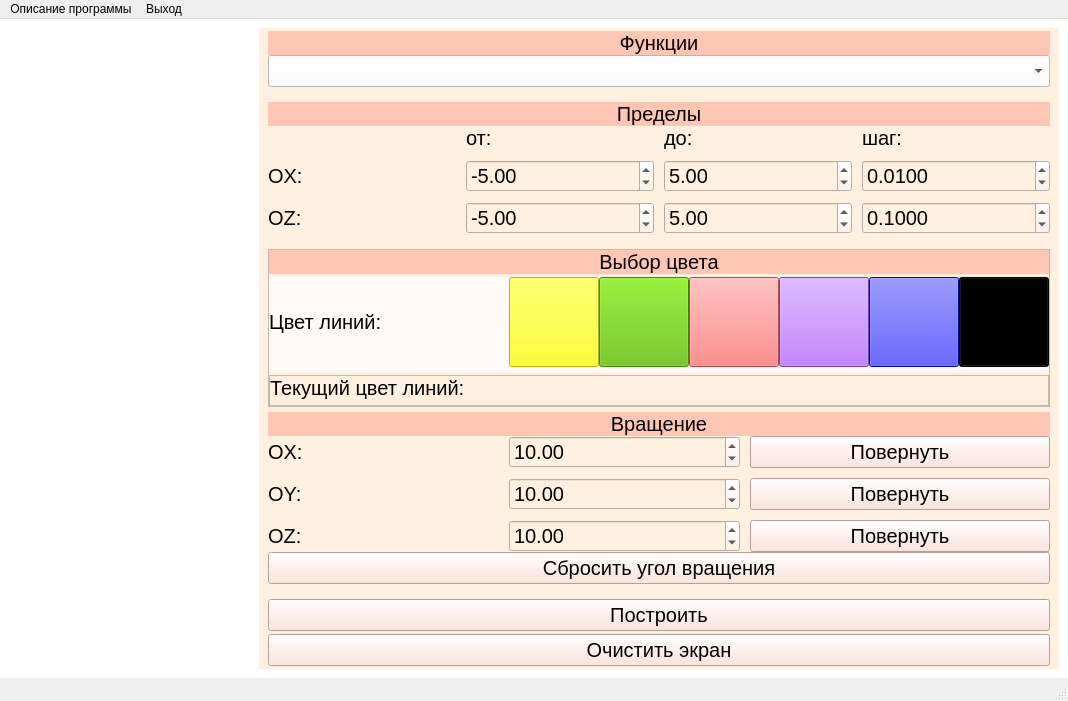
CakeForKit/CG, file lab_10/main_window.ui: the form before one commit.
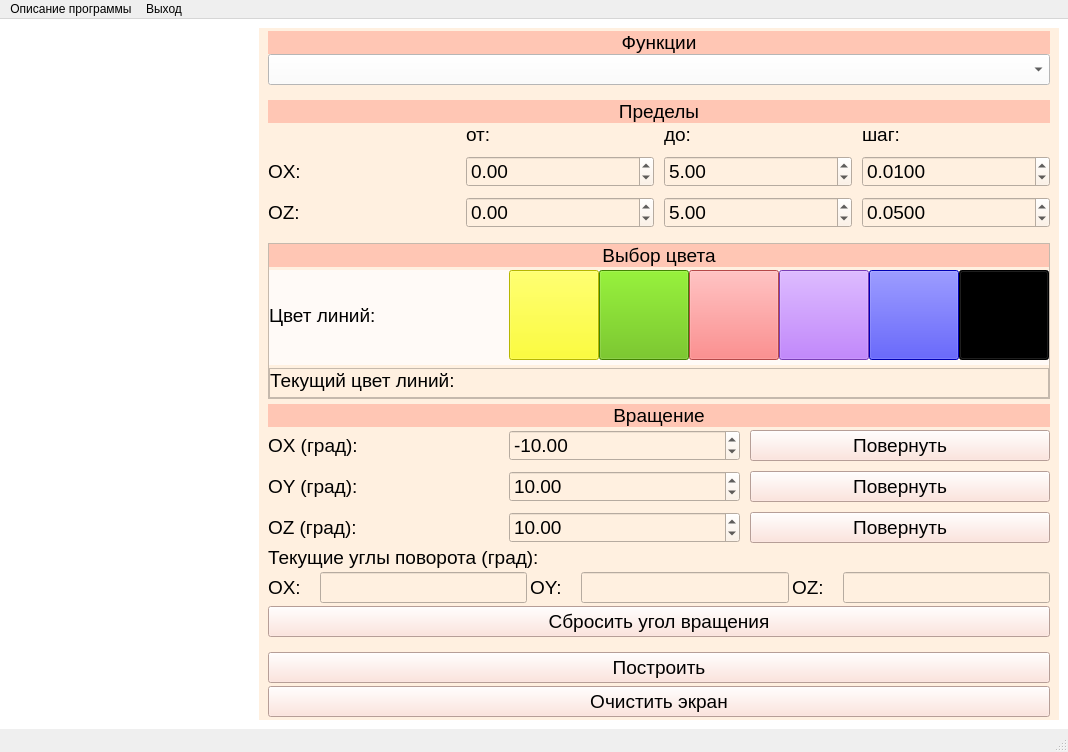
The form after the commit.

```diff
--- a/lab_10/main_window.ui
+++ b/lab_10/main_window.ui
@@ -7,7 +7,7 @@
     <x>0</x>
     <y>0</y>
     <width>1068</width>
-    <height>686</height>
+    <height>747</height>
    </rect>
   </property>
   <property name="windowTitle">
@@ -34,7 +34,7 @@
       </property>
       <property name="font">
        <font>
-        <pointsize>15</pointsize>
+        <pointsize>14</pointsize>
        </font>
       </property>
       <property name="text">
@@ -58,13 +58,13 @@
       </property>
       <property name="maximumSize">
        <size>
-        <width>1000</width>
+        <width>1100</width>
         <height>16777215</height>
        </size>
       </property>
       <property name="font">
        <font>
-        <pointsize>15</pointsize>
+        <pointsize>14</pointsize>
        </font>
       </property>
       <property name="styleSheet">
@@ -90,7 +90,7 @@
          </property>
          <property name="font">
           <font>
-           <pointsize>15</pointsize>
+           <pointsize>14</pointsize>
           </font>
          </property>
          <layout class="QVBoxLayout" name="verticalLayout_11">
@@ -119,7 +119,7 @@
             </property>
             <property name="font">
              <font>
-              <pointsize>15</pointsize>
+              <pointsize>14</pointsize>
              </font>
             </property>
             <property name="styleSheet">
@@ -143,7 +143,7 @@
             </property>
             <property name="font">
              <font>
-              <pointsize>15</pointsize>
+              <pointsize>14</pointsize>
              </font>
             </property>
             <property name="styleSheet">
@@ -166,7 +166,7 @@
          </property>
          <property name="font">
           <font>
-           <pointsize>15</pointsize>
+           <pointsize>14</pointsize>
           </font>
          </property>
          <layout class="QVBoxLayout" name="verticalLayout_6">
@@ -195,7 +195,7 @@
             </property>
             <property name="font">
              <font>
-              <pointsize>15</pointsize>
+              <pointsize>14</pointsize>
              </font>
             </property>
             <property name="styleSheet">
@@ -224,7 +224,7 @@
               </property>
               <property name="font">
                <font>
-                <pointsize>15</pointsize>
+                <pointsize>14</pointsize>
                </font>
               </property>
               <property name="text">
@@ -242,7 +242,7 @@
               </property>
               <property name="font">
                <font>
-                <pointsize>15</pointsize>
+                <pointsize>14</pointsize>
                </font>
               </property>
               <property name="text">
@@ -260,7 +260,7 @@
               </property>
               <property name="font">
                <font>
-                <pointsize>15</pointsize>
+                <pointsize>14</pointsize>
                </font>
               </property>
               <property name="text">
@@ -278,7 +278,7 @@
               </property>
               <property name="font">
                <font>
-                <pointsize>15</pointsize>
+                <pointsize>14</pointsize>
                </font>
               </property>
               <property name="text">
@@ -296,7 +296,7 @@
               </property>
               <property name="font">
                <font>
-                <pointsize>15</pointsize>
+                <pointsize>14</pointsize>
                </font>
               </property>
               <property name="text">
@@ -314,7 +314,7 @@
               </property>
               <property name="font">
                <font>
-                <pointsize>15</pointsize>
+                <pointsize>14</pointsize>
                </font>
               </property>
               <property name="text">
@@ -332,7 +332,7 @@
               </property>
               <property name="font">
                <font>
-                <pointsize>15</pointsize>
+                <pointsize>14</pointsize>
                </font>
               </property>
               <property name="minimum">
@@ -342,7 +342,7 @@
                <double>1000.000000000000000</double>
               </property>
               <property name="value">
-               <double>-5.000000000000000</double>
+               <double>0.000000000000000</double>
               </property>
              </widget>
             </item>
@@ -356,7 +356,7 @@
               </property>
               <property name="font">
                <font>
-                <pointsize>15</pointsize>
+                <pointsize>14</pointsize>
                </font>
               </property>
               <property name="minimum">
@@ -380,14 +380,14 @@
               </property>
               <property name="font">
                <font>
-                <pointsize>15</pointsize>
+                <pointsize>14</pointsize>
                </font>
               </property>
               <property name="decimals">
                <number>4</number>
               </property>
               <property name="minimum">
-               <double>-1000.000000000000000</double>
+               <double>0.000100000000000</double>
               </property>
               <property name="maximum">
                <double>1000.000000000000000</double>
@@ -407,7 +407,7 @@
               </property>
               <property name="font">
                <font>
-                <pointsize>15</pointsize>
+                <pointsize>14</pointsize>
                </font>
               </property>
               <property name="minimum">
@@ -417,7 +417,7 @@
                <double>1000.000000000000000</double>
               </property>
               <property name="value">
-               <double>-5.000000000000000</double>
+               <double>0.000000000000000</double>
               </property>
              </widget>
             </item>
@@ -431,7 +431,7 @@
               </property>
               <property name="font">
                <font>
-                <pointsize>15</pointsize>
+                <pointsize>14</pointsize>
                </font>
               </property>
               <property name="minimum">
@@ -455,20 +455,20 @@
               </property>
               <property name="font">
                <font>
-                <pointsize>15</pointsize>
+                <pointsize>14</pointsize>
                </font>
               </property>
               <property name="decimals">
                <number>4</number>
               </property>
               <property name="minimum">
-               <double>-1000.000000000000000</double>
+               <double>0.000100000000000</double>
               </property>
               <property name="maximum">
                <double>1000.000000000000000</double>
               </property>
               <property name="value">
-               <double>0.100000000000000</double>
+               <double>0.050000000000000</double>
               </property>
              </widget>
             </item>
@@ -487,7 +487,7 @@
          </property>
          <property name="font">
           <font>
-           <pointsize>15</pointsize>
+           <pointsize>14</pointsize>
           </font>
          </property>
          <property name="frameShape">
@@ -522,7 +522,7 @@
             </property>
             <property name="font">
              <font>
-              <pointsize>15</pointsize>
+              <pointsize>14</pointsize>
              </font>
             </property>
             <property name="styleSheet">
@@ -546,7 +546,7 @@
             </property>
             <property name="font">
              <font>
-              <pointsize>15</pointsize>
+              <pointsize>14</pointsize>
              </font>
             </property>
             <property name="styleSheet">
@@ -583,7 +583,7 @@
                  </property>
                  <property name="font">
                   <font>
-                   <pointsize>15</pointsize>
+                   <pointsize>14</pointsize>
                   </font>
                  </property>
                  <property name="text">
@@ -628,7 +628,7 @@
                    </property>
                    <property name="font">
                     <font>
-                     <pointsize>15</pointsize>
+                     <pointsize>14</pointsize>
                     </font>
                    </property>
                    <property name="styleSheet">
@@ -655,7 +655,7 @@
                    </property>
                    <property name="font">
                     <font>
-                     <pointsize>15</pointsize>
+                     <pointsize>14</pointsize>
                     </font>
                    </property>
                    <property name="styleSheet">
@@ -682,7 +682,7 @@
                    </property>
                    <property name="font">
                     <font>
-                     <pointsize>15</pointsize>
+                     <pointsize>14</pointsize>
                     </font>
                    </property>
                    <property name="styleSheet">
@@ -709,7 +709,7 @@
                    </property>
                    <property name="font">
                     <font>
-                     <pointsize>15</pointsize>
+                     <pointsize>14</pointsize>
                     </font>
                    </property>
                    <property name="styleSheet">
@@ -736,7 +736,7 @@
                    </property>
                    <property name="font">
                     <font>
-                     <pointsize>15</pointsize>
+                     <pointsize>14</pointsize>
                     </font>
                    </property>
                    <property name="styleSheet">
@@ -763,7 +763,7 @@
                    </property>
                    <property name="font">
                     <font>
-                     <pointsize>15</pointsize>
+                     <pointsize>14</pointsize>
                     </font>
                    </property>
                    <property name="styleSheet">
@@ -791,7 +791,7 @@
             </property>
             <property name="font">
              <font>
-              <pointsize>15</pointsize>
+              <pointsize>14</pointsize>
              </font>
             </property>
             <property name="styleSheet">
@@ -834,7 +834,7 @@
                  </property>
                  <property name="font">
                   <font>
-                   <pointsize>15</pointsize>
+                   <pointsize>14</pointsize>
                   </font>
                  </property>
                  <property name="text">
@@ -865,7 +865,7 @@
                  </property>
                  <property name="font">
                   <font>
-                   <pointsize>15</pointsize>
+                   <pointsize>14</pointsize>
                   </font>
                  </property>
                  <property name="styleSheet">
@@ -888,7 +888,7 @@
                </property>
                <property name="font">
                 <font>
-                 <pointsize>15</pointsize>
+                 <pointsize>14</pointsize>
                 </font>
                </property>
                <property name="orientation">
@@ -918,12 +918,12 @@
          </property>
          <property name="font">
           <font>
-           <pointsize>15</pointsize>
+           <pointsize>14</pointsize>
           </font>
          </property>
          <layout class="QVBoxLayout" name="verticalLayout_4">
           <property name="spacing">
-           <number>0</number>
+           <number>3</number>
           </property>
           <property name="leftMargin">
            <number>0</number>
@@ -947,7 +947,7 @@
             </property>
             <property name="font">
              <font>
-              <pointsize>15</pointsize>
+              <pointsize>14</pointsize>
              </font>
             </property>
             <property name="styleSheet">
@@ -966,8 +966,8 @@
             <property name="spacing">
              <number>10</number>
             </property>
-            <item row="0" column="0">
-             <widget class="QLabel" name="label_24">
+            <item row="2" column="0">
+             <widget class="QLabel" name="label_26">
               <property name="sizePolicy">
                <sizepolicy hsizetype="Preferred" vsizetype="Preferred">
                 <horstretch>0</horstretch>
@@ -976,11 +976,11 @@
               </property>
               <property name="font">
                <font>
-                <pointsize>15</pointsize>
+                <pointsize>14</pointsize>
                </font>
               </property>
               <property name="text">
-               <string>OX: </string>
+               <string>OZ (град): </string>
               </property>
              </widget>
             </item>
@@ -994,7 +994,7 @@
               </property>
               <property name="font">
                <font>
-                <pointsize>15</pointsize>
+                <pointsize>14</pointsize>
                </font>
               </property>
               <property name="minimum">
@@ -1008,6 +1008,33 @@
               </property>
              </widget>
             </item>
+            <item row="0" column="2">
+             <widget class="QPushButton" name="rotate_x_btn">
+              <property name="sizePolicy">
+               <sizepolicy hsizetype="Minimum" vsizetype="Preferred">
+                <horstretch>0</horstretch>
+                <verstretch>0</verstretch>
+               </sizepolicy>
+              </property>
+              <property name="minimumSize">
+               <size>
+                <width>300</width>
+                <height>0</height>
+               </size>
+              </property>
+              <property name="font">
+               <font>
+                <pointsize>14</pointsize>
+               </font>
+              </property>
+              <property name="styleSheet">
+               <string notr="true">background-color: rgb(255, 221, 211);</string>
+              </property>
+              <property name="text">
+               <string>Повернуть</string>
+              </property>
+             </widget>
+            </item>
             <item row="0" column="1">
              <widget class="QDoubleSpinBox" name="ox_angle_dsp">
               <property name="sizePolicy">
@@ -1018,7 +1045,7 @@
               </property>
               <property name="font">
                <font>
-                <pointsize>15</pointsize>
+                <pointsize>14</pointsize>
                </font>
               </property>
               <property name="minimum">
@@ -1028,12 +1055,12 @@
                <double>1000.000000000000000</double>
               </property>
               <property name="value">
-               <double>10.000000000000000</double>
+               <double>-10.000000000000000</double>
               </property>
              </widget>
             </item>
-            <item row="1" column="0">
-             <widget class="QLabel" name="label_25">
+            <item row="0" column="0">
+             <widget class="QLabel" name="label_24">
               <property name="sizePolicy">
                <sizepolicy hsizetype="Preferred" vsizetype="Preferred">
                 <horstretch>0</horstretch>
@@ -1042,53 +1069,11 @@
               </property>
               <property name="font">
                <font>
-                <pointsize>15</pointsize>
+                <pointsize>14</pointsize>
                </font>
               </property>
               <property name="text">
-               <string>OY: </string>
-              </property>
-             </widget>
-            </item>
-            <item row="2" column="0">
-             <widget class="QLabel" name="label_26">
-              <property name="sizePolicy">
-               <sizepolicy hsizetype="Preferred" vsizetype="Preferred">
-                <horstretch>0</horstretch>
-                <verstretch>0</verstretch>
-               </sizepolicy>
-              </property>
-              <property name="font">
-               <font>
-                <pointsize>15</pointsize>
-               </font>
-              </property>
-              <property name="text">
-               <string>OZ: </string>
-              </property>
-             </widget>
-            </item>
-            <item row="2" column="1">
-             <widget class="QDoubleSpinBox" name="oz_angle_dsp">
-              <property name="sizePolicy">
-               <sizepolicy hsizetype="Minimum" vsizetype="Preferred">
-                <horstretch>0</horstretch>
-                <verstretch>0</verstretch>
-               </sizepolicy>
-              </property>
-              <property name="font">
-               <font>
-                <pointsize>15</pointsize>
-               </font>
-              </property>
-              <property name="minimum">
-               <double>-1000.000000000000000</double>
-              </property>
-              <property name="maximum">
-               <double>1000.000000000000000</double>
-              </property>
-              <property name="value">
-               <double>10.000000000000000</double>
+               <string>OX (град): </string>
               </property>
              </widget>
             </item>
@@ -1108,7 +1093,7 @@
               </property>
               <property name="font">
                <font>
-                <pointsize>15</pointsize>
+                <pointsize>14</pointsize>
                </font>
               </property>
               <property name="styleSheet">
@@ -1135,7 +1120,7 @@
               </property>
               <property name="font">
                <font>
-                <pointsize>15</pointsize>
+                <pointsize>14</pointsize>
                </font>
               </property>
               <property name="styleSheet">
@@ -1146,30 +1131,160 @@
               </property>
              </widget>
             </item>
-            <item row="0" column="2">
-             <widget class="QPushButton" name="rotate_x_btn">
+            <item row="2" column="1">
+             <widget class="QDoubleSpinBox" name="oz_angle_dsp">
               <property name="sizePolicy">
                <sizepolicy hsizetype="Minimum" vsizetype="Preferred">
                 <horstretch>0</horstretch>
                 <verstretch>0</verstretch>
                </sizepolicy>
               </property>
-              <property name="minimumSize">
-               <size>
-                <width>300</width>
-                <height>0</height>
-               </size>
+              <property name="font">
+               <font>
+                <pointsize>14</pointsize>
+               </font>
               </property>
+              <property name="minimum">
+               <double>-1000.000000000000000</double>
+              </property>
+              <property name="maximum">
+               <double>1000.000000000000000</double>
+              </property>
+              <property name="value">
+               <double>10.000000000000000</double>
+              </property>
+             </widget>
+            </item>
+            <item row="1" column="0">
+             <widget class="QLabel" name="label_25">
+              <property name="sizePolicy">
+               <sizepolicy hsizetype="Preferred" vsizetype="Preferred">
+                <horstretch>0</horstretch>
+                <verstretch>0</verstretch>
+               </sizepolicy>
+              </property>
               <property name="font">
                <font>
-                <pointsize>15</pointsize>
+                <pointsize>14</pointsize>
                </font>
               </property>
-              <property name="styleSheet">
-               <string notr="true">background-color: rgb(255, 221, 211);</string>
+              <property name="text">
+               <string>OY (град): </string>
               </property>
+             </widget>
+            </item>
+           </layout>
+          </item>
+          <item>
+           <widget class="QLabel" name="label_31">
+            <property name="sizePolicy">
+             <sizepolicy hsizetype="Preferred" vsizetype="Preferred">
+              <horstretch>0</horstretch>
+              <verstretch>0</verstretch>
+             </sizepolicy>
+            </property>
+            <property name="font">
+             <font>
+              <pointsize>14</pointsize>
+             </font>
+            </property>
+            <property name="text">
+             <string>Текущие углы поворота (град):</string>
+            </property>
+           </widget>
+          </item>
+          <item>
+           <layout class="QHBoxLayout" name="horizontalLayout_2">
+            <item>
+             <widget class="QLabel" name="label_27">
+              <property name="sizePolicy">
+               <sizepolicy hsizetype="Preferred" vsizetype="Preferred">
+                <horstretch>0</horstretch>
+                <verstretch>0</verstretch>
+               </sizepolicy>
+              </property>
+              <property name="font">
+               <font>
+                <pointsize>14</pointsize>
+               </font>
+              </property>
               <property name="text">
-               <string>Повернуть</string>
+               <string>OX:   </string>
+              </property>
+             </widget>
+            </item>
+            <item>
+             <widget class="QLineEdit" name="show_grads_OX_le">
+              <property name="font">
+               <font>
+                <pointsize>14</pointsize>
+               </font>
+              </property>
+              <property name="readOnly">
+               <bool>true</bool>
+              </property>
+             </widget>
+            </item>
+            <item>
+             <widget class="QLabel" name="label_28">
+              <property name="sizePolicy">
+               <sizepolicy hsizetype="Preferred" vsizetype="Preferred">
+                <horstretch>0</horstretch>
+                <verstretch>0</verstretch>
+               </sizepolicy>
+              </property>
+              <property name="font">
+               <font>
+                <pointsize>14</pointsize>
+               </font>
+              </property>
+              <property name="text">
+               <string>OY:   </string>
+              </property>
+             </widget>
+            </item>
+            <item>
+             <widget class="QLineEdit" name="show_grads_OY_le">
+              <property name="font">
+               <font>
+                <pointsize>14</pointsize>
+               </font>
+              </property>
+              <property name="readOnly">
+               <bool>true</bool>
+              </property>
+             </widget>
+            </item>
+            <item>
+             <widget class="QLabel" name="label_29">
+              <property name="sizePolicy">
+               <sizepolicy hsizetype="Preferred" vsizetype="Preferred">
+                <horstretch>0</horstretch>
+                <verstretch>0</verstretch>
+               </sizepolicy>
+              </property>
+              <property name="font">
+               <font>
+                <pointsize>14</pointsize>
+               </font>
+              </property>
+              <property name="text">
+               <string>OZ:   </string>
+              </property>
+             </widget>
+            </item>
+            <item>
+             <widget class="QLineEdit" name="show_grads_OZ_le">
+              <property name="font">
+               <font>
+                <pointsize>14</pointsize>
+               </font>
+              </property>
+              <property name="text">
+               <string/>
+              </property>
+              <property name="readOnly">
+               <bool>true</bool>
               </property>
              </widget>
             </item>
@@ -1191,7 +1306,7 @@
             </property>
             <property name="font">
              <font>
-              <pointsize>15</pointsize>
+              <pointsize>14</pointsize>
              </font>
             </property>
             <property name="styleSheet">
@@ -1215,7 +1330,7 @@
          </property>
          <property name="font">
           <font>
-           <pointsize>15</pointsize>
+           <pointsize>14</pointsize>
           </font>
          </property>
          <layout class="QVBoxLayout" name="verticalLayout_5">
@@ -1250,7 +1365,7 @@
             </property>
             <property name="font">
              <font>
-              <pointsize>15</pointsize>
+              <pointsize>14</pointsize>
              </font>
             </property>
             <property name="styleSheet">
@@ -1277,7 +1392,7 @@
             </property>
             <property name="font">
              <font>
-              <pointsize>15</pointsize>
+              <pointsize>14</pointsize>
              </font>
             </property>
             <property name="styleSheet">
```
